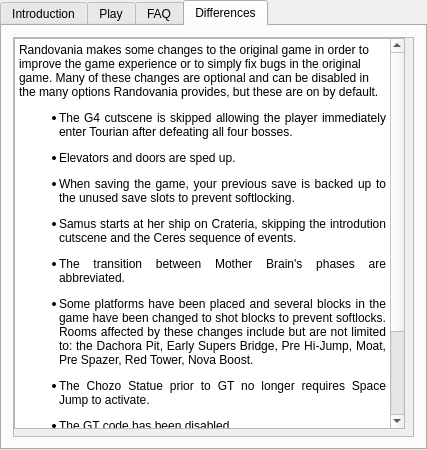
Above: randovania/gui/ui_files/games_tab_supermetroid_widget.ui from Logarhythmic/randovania before the change. Below: the same form after it.
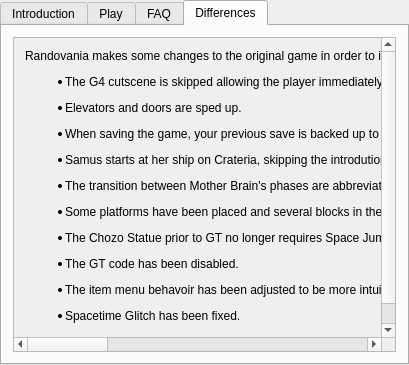
That is the form after the change. Custom widgets are drawn as their Qt base class.

Diff of the .ui file:
```diff
--- a/randovania/gui/ui_files/games_tab_supermetroid_widget.ui
+++ b/randovania/gui/ui_files/games_tab_supermetroid_widget.ui
@@ -6,8 +6,8 @@
    <rect>
     <x>0</x>
     <y>0</y>
-    <width>427</width>
-    <height>450</height>
+    <width>409</width>
+    <height>365</height>
    </rect>
   </property>
   <property name="currentIndex">
@@ -121,7 +121,7 @@
    <attribute name="title">
     <string>Differences</string>
    </attribute>
-   <layout class="QVBoxLayout" name="verticalLayout">
+   <layout class="QHBoxLayout" name="horizontalLayout">
     <item>
      <widget class="QScrollArea" name="differences_scroll_area">
       <property name="widgetResizable">
@@ -132,42 +132,22 @@
         <rect>
          <x>0</x>
          <y>0</y>
-         <width>403</width>
-         <height>400</height>
+         <width>1529</width>
+         <height>342</height>
         </rect>
        </property>
-       <widget class="QTextBrowser" name="differences_text">
-        <property name="geometry">
-         <rect>
-          <x>0</x>
-          <y>0</y>
-          <width>391</width>
-          <height>391</height>
-         </rect>
-        </property>
-        <property name="html">
-         <string>&lt;!DOCTYPE HTML PUBLIC &quot;-//W3C//DTD HTML 4.0//EN&quot; &quot;http://www.w3.org/TR/REC-html40/strict.dtd&quot;&gt;
-&lt;html&gt;&lt;head&gt;&lt;meta name=&quot;qrichtext&quot; content=&quot;1&quot; /&gt;&lt;meta charset=&quot;utf-8&quot; /&gt;&lt;style type=&quot;text/css&quot;&gt;
-p, li { white-space: pre-wrap; }
-hr { height: 1px; border-width: 0; }
-li.unchecked::marker { content: &quot;\2610&quot;; }
-li.checked::marker { content: &quot;\2612&quot;; }
-&lt;/style&gt;&lt;/head&gt;&lt;body style=&quot; font-family:'Segoe UI'; font-size:9pt; font-weight:400; font-style:normal;&quot;&gt;
-&lt;p style=&quot; margin-top:0px; margin-bottom:0px; margin-left:0px; margin-right:0px; -qt-block-indent:0; text-indent:0px;&quot;&gt;Randovania makes some changes to the original game in order to improve the game experience or to simply fix bugs in the original game. Many of these changes are optional and can be disabled in the many options Randovania provides, but these are on by default.&lt;/p&gt;
-&lt;ul style=&quot;margin-top: 0px; margin-bottom: 0px; margin-left: 0px; margin-right: 0px; -qt-list-indent: 1;&quot;&gt;
-&lt;li align=&quot;justify&quot; style=&quot; margin-top:12px; margin-bottom:12px; margin-left:0px; margin-right:0px; -qt-block-indent:0; text-indent:0px;&quot;&gt;The G4 cutscene is skipped allowing the player immediately enter Tourian after defeating all four bosses.&lt;/li&gt;
-&lt;li align=&quot;justify&quot; style=&quot; margin-top:12px; margin-bottom:12px; margin-left:0px; margin-right:0px; -qt-block-indent:0; text-indent:0px;&quot;&gt;Elevators and doors are sped up.&lt;/li&gt;
-&lt;li align=&quot;justify&quot; style=&quot; margin-top:12px; margin-bottom:12px; margin-left:0px; margin-right:0px; -qt-block-indent:0; text-indent:0px;&quot;&gt;When saving the game, your previous save is backed up to the unused save slots to prevent softlocking.&lt;/li&gt;
-&lt;li align=&quot;justify&quot; style=&quot; margin-top:12px; margin-bottom:0px; margin-left:0px; margin-right:0px; -qt-block-indent:0; text-indent:0px;&quot;&gt;Samus starts at her ship on Crateria, skipping the introdution cutscene and the Ceres sequence of events.&lt;/li&gt;
-&lt;li align=&quot;justify&quot; style=&quot; margin-top:12px; margin-bottom:0px; margin-left:0px; margin-right:0px; -qt-block-indent:0; text-indent:0px;&quot;&gt;The transition between Mother Brain's phases are abbreviated.&lt;/li&gt;
-&lt;li align=&quot;justify&quot; style=&quot; margin-top:12px; margin-bottom:0px; margin-left:0px; margin-right:0px; -qt-block-indent:0; text-indent:0px;&quot;&gt;Some platforms have been placed and several blocks in the game have been changed to shot blocks to prevent softlocks. Rooms affected by these changes include but are not limited to: the Dachora Pit, Early Supers Bridge, Pre Hi-Jump, Moat, Pre Spazer, Red Tower, Nova Boost.&lt;/li&gt;
-&lt;li align=&quot;justify&quot; style=&quot; margin-top:12px; margin-bottom:0px; margin-left:0px; margin-right:0px; -qt-block-indent:0; text-indent:0px;&quot;&gt;The Chozo Statue prior to GT no longer requires Space Jump to activate.&lt;/li&gt;
-&lt;li align=&quot;justify&quot; style=&quot; margin-top:12px; margin-bottom:0px; margin-left:0px; margin-right:0px; -qt-block-indent:0; text-indent:0px;&quot;&gt;The GT code has been disabled.&lt;/li&gt;
-&lt;li align=&quot;justify&quot; style=&quot; margin-top:12px; margin-bottom:0px; margin-left:0px; margin-right:0px; -qt-block-indent:0; text-indent:0px;&quot;&gt;The item menu behavoir has been adjusted to be more intuitive.&lt;/li&gt;
-&lt;li align=&quot;justify&quot; style=&quot; margin-top:12px; margin-bottom:0px; margin-left:0px; margin-right:0px; -qt-block-indent:0; text-indent:0px;&quot;&gt;Spacetime Glitch has been fixed.&lt;/li&gt;
-&lt;li align=&quot;justify&quot; style=&quot; margin-top:12px; margin-bottom:0px; margin-left:0px; margin-right:0px; -qt-block-indent:0; text-indent:0px;&quot;&gt;A bug causing heat damage to interrupt speed booster behavior has been fixed.&lt;/li&gt;&lt;/ul&gt;&lt;/body&gt;&lt;/html&gt;</string>
-        </property>
-       </widget>
+       <layout class="QVBoxLayout" name="verticalLayout_2">
+        <item>
+         <widget class="QLabel" name="label">
+          <property name="enabled">
+           <bool>true</bool>
+          </property>
+          <property name="text">
+           <string>&lt;html&gt;&lt;head/&gt;&lt;body&gt;&lt;p&gt;Randovania makes some changes to the original game in order to improve the game experience or to simply fix bugs in the original game. Many of these changes are optional and can be disabled in the many options Randovania provides, but these are on by default.&lt;/p&gt;&lt;ul style=&quot;margin-top: 0px; margin-bottom: 0px; margin-left: 0px; margin-right: 0px; -qt-list-indent: 1;&quot;&gt;&lt;li align=&quot;justify&quot; style=&quot; margin-top:12px; margin-bottom:12px; margin-left:0px; margin-right:0px; -qt-block-indent:0; text-indent:0px;&quot;&gt;The G4 cutscene is skipped allowing the player immediately enter Tourian after defeating all four bosses.&lt;/li&gt;&lt;li align=&quot;justify&quot; style=&quot; margin-top:12px; margin-bottom:12px; margin-left:0px; margin-right:0px; -qt-block-indent:0; text-indent:0px;&quot;&gt;Elevators and doors are sped up.&lt;/li&gt;&lt;li align=&quot;justify&quot; style=&quot; margin-top:12px; margin-bottom:12px; margin-left:0px; margin-right:0px; -qt-block-indent:0; text-indent:0px;&quot;&gt;When saving the game, your previous save is backed up to the unused save slots to prevent softlocking.&lt;/li&gt;&lt;li align=&quot;justify&quot; style=&quot; margin-top:12px; margin-bottom:0px; margin-left:0px; margin-right:0px; -qt-block-indent:0; text-indent:0px;&quot;&gt;Samus starts at her ship on Crateria, skipping the introdution cutscene and the Ceres sequence of events.&lt;/li&gt;&lt;li align=&quot;justify&quot; style=&quot; margin-top:12px; margin-bottom:0px; margin-left:0px; margin-right:0px; -qt-block-indent:0; text-indent:0px;&quot;&gt;The transition between Mother Brain's phases are abbreviated.&lt;/li&gt;&lt;li align=&quot;justify&quot; style=&quot; margin-top:12px; margin-bottom:0px; margin-left:0px; margin-right:0px; -qt-block-indent:0; text-indent:0px;&quot;&gt;Some platforms have been placed and several blocks in the game have been changed to shot blocks to prevent softlocks. Rooms affected by these changes include but are not limited to: the Dachora Pit, Early Supers Bridge, Pre Hi-Jump, Moat, Pre Spazer, Red Tower, Nova Boost.&lt;/li&gt;&lt;li align=&quot;justify&quot; style=&quot; margin-top:12px; margin-bottom:0px; margin-left:0px; margin-right:0px; -qt-block-indent:0; text-indent:0px;&quot;&gt;The Chozo Statue prior to GT no longer requires Space Jump to activate.&lt;/li&gt;&lt;li align=&quot;justify&quot; style=&quot; margin-top:12px; margin-bottom:0px; margin-left:0px; margin-right:0px; -qt-block-indent:0; text-indent:0px;&quot;&gt;The GT code has been disabled.&lt;/li&gt;&lt;li align=&quot;justify&quot; style=&quot; margin-top:12px; margin-bottom:0px; margin-left:0px; margin-right:0px; -qt-block-indent:0; text-indent:0px;&quot;&gt;The item menu behavoir has been adjusted to be more intuitive.&lt;/li&gt;&lt;li align=&quot;justify&quot; style=&quot; margin-top:12px; margin-bottom:0px; margin-left:0px; margin-right:0px; -qt-block-indent:0; text-indent:0px;&quot;&gt;Spacetime Glitch has been fixed.&lt;/li&gt;&lt;li align=&quot;justify&quot; style=&quot; margin-top:12px; margin-bottom:0px; margin-left:0px; margin-right:0px; -qt-block-indent:0; text-indent:0px;&quot;&gt;A bug causing heat damage to interrupt speed booster behavior has been fixed.&lt;/li&gt;&lt;/ul&gt;&lt;/body&gt;&lt;/html&gt;</string>
+          </property>
+         </widget>
+        </item>
+       </layout>
       </widget>
      </widget>
     </item>
```
Left out of the diff: 4 changed lines with no effect on the pictures.
